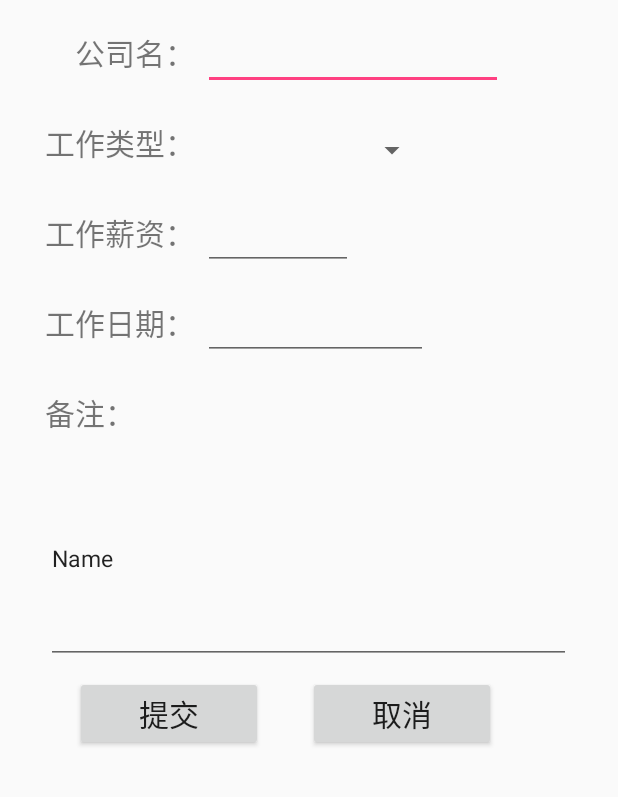
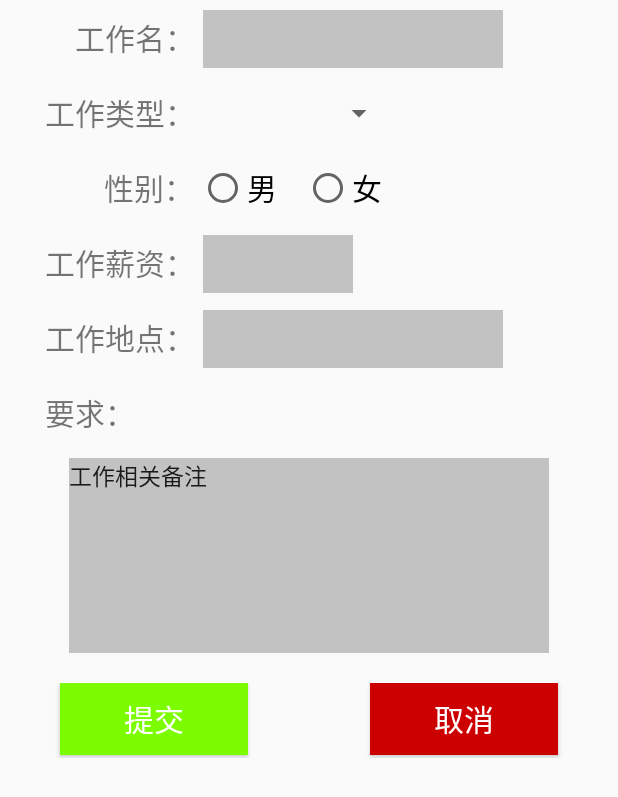
Before and after one commit to os-zzw/PartTime_Conmpany, an Android app: the layout activity_me_release.xml on its own in the app's theme, with its tools: preview values and no code run, on a phone screen of 412 x 824 dp. Shown: the top 797 px of the screen. Run offline under Robolectric (Android 15) with nearby library versions, the phone set to English and light mode, and no system bars.

Commit message:
修改布局

```diff
--- a/app/src/main/java/com/zzw/john/parttime_conmpany/service/Api.java
+++ b/app/src/main/java/com/zzw/john/parttime_conmpany/service/Api.java
@@ -30,4 +30,6 @@ public interface Api {
             @Query("nickname") String nickname,
             @Query("password") String password
     );
+
+    //发布兼职
 }
--- a/app/src/main/res/layout/activity_me_release.xml
+++ b/app/src/main/res/layout/activity_me_release.xml
@@ -5,30 +5,33 @@
     android:layout_height="match_parent">
     <LinearLayout
         android:layout_width="match_parent"
-        android:layout_marginTop="20dp"
+        android:layout_marginTop="5dp"
         android:layout_height="40dp"
         android:orientation="horizontal">
 
         <TextView
-            android:text="公司名："
+            android:text="工作名："
             android:layout_width="wrap_content"
             android:layout_height="match_parent"
             android:textSize="20dp"
             android:id="@+id/textView"
+            android:gravity="center"
             android:layout_marginLeft="50dp" />
         <EditText
             android:layout_width="200dp"
             android:layout_height="40dp"
             android:layout_marginLeft="5dp"
+            android:background="#C2C2C2"
             android:inputType="textPersonName"
             android:id="@+id/editText"
             />
     </LinearLayout>
+
     <LinearLayout
         android:layout_width="match_parent"
         android:layout_height="40dp"
         android:orientation="horizontal"
-        android:layout_marginTop="20dp">
+        android:layout_marginTop="10dp">
 
 
         <TextView
@@ -37,20 +40,70 @@
             android:layout_height="match_parent"
             android:textSize="20dp"
             android:layout_marginLeft="30dp"
+            android:gravity="center"
             android:id="@+id/textView2"
             />
 
         <Spinner
-            android:layout_width="150dp"
+            android:layout_width="128dp"
             android:layout_height="40dp"
-            android:id="@+id/spinner2"
+            android:id="@+id/spinner1"
+            android:textSize="20sp"
+            android:entries="@array/ctype"
             android:layout_marginLeft="5dp"
+
             />
     </LinearLayout>
     <LinearLayout
         android:layout_width="match_parent"
         android:layout_height="40dp"
-        android:layout_marginTop="20dp"
+        android:layout_marginTop="10dp"
+        >
+        <TextView
+            android:text="性别："
+            android:layout_width="wrap_content"
+            android:layout_height="match_parent"
+            android:textSize="20dp"
+            android:layout_marginLeft="69dp"
+            android:gravity="center"
+            android:id="@+id/textViewsex"
+            />
+        <RadioGroup
+            android:layout_width="150dp"
+            android:layout_height="match_parent"
+            android:orientation="horizontal"
+            android:gravity="center"
+            android:id="@+id/radioGroup"
+            >
+
+
+            <RadioButton
+                android:text="男"
+                android:layout_width="52dp"
+                android:layout_height="match_parent"
+                android:textSize="20dp"
+                android:id="@+id/radioButton4"
+
+                android:layout_marginRight="18dp"
+
+                />
+
+            <RadioButton
+                android:text="女"
+                android:textSize="20dp"
+                android:layout_width="73dp"
+                android:layout_height="match_parent"
+                android:id="@+id/radioButton6"
+
+                />
+
+        </RadioGroup>
+
+    </LinearLayout>
+    <LinearLayout
+        android:layout_width="match_parent"
+        android:layout_height="40dp"
+        android:layout_marginTop="10dp"
         android:orientation="horizontal"
         >
         <TextView
@@ -59,6 +112,7 @@
             android:textSize="20dp"
             android:text="工作薪资："
             android:layout_marginLeft="30dp"
+            android:gravity="center"
             android:id="@+id/textView3"
             />
 
@@ -67,63 +121,71 @@
             android:layout_height="40dp"
             android:inputType="textPersonName"
             android:layout_marginLeft="5dp"
+            android:background="#C2C2C2"
             android:id="@+id/editText2"
             />
     </LinearLayout>
     <LinearLayout
         android:layout_width="match_parent"
         android:layout_height="40dp"
-        android:layout_marginTop="20dp"
+        android:layout_marginTop="10dp"
         >
         <TextView
             android:layout_width="wrap_content"
             android:layout_height="match_parent"
             android:textSize="20dp"
-            android:text="工作日期："
+            android:text="工作地点："
             android:layout_marginLeft="30dp"
+            android:gravity="center"
             android:id="@+id/textView4"
             />
         <EditText
-            android:layout_width="150dp"
+            android:layout_width="200dp"
             android:layout_height="40dp"
             android:inputType="textPersonName"
             android:layout_marginLeft="5dp"
+            android:background="#C2C2C2"
             android:id="@+id/editText3"
             />
     </LinearLayout>
     <LinearLayout
         android:layout_width="match_parent"
         android:layout_height="40dp"
-        android:layout_marginTop="20dp"
+        android:layout_marginTop="10dp"
         >
         <TextView
             android:layout_width="wrap_content"
             android:layout_height="match_parent"
             android:textSize="20dp"
-            android:text="备注："
+            android:text="要求："
+            android:gravity="center"
             android:layout_marginLeft="30dp"
             android:id="@+id/textView5"
             />
     </LinearLayout>
     <RelativeLayout
         android:layout_width="match_parent"
-        android:layout_height="145dp">
+        android:layout_height="150dp"
+
+        >
 
         <EditText
-            android:layout_width="350dp"
-            android:layout_height="140dp"
+            android:layout_width="320dp"
+            android:layout_height="130dp"
             android:layout_centerVertical="true"
             android:layout_centerHorizontal="true"
+            android:gravity="top"
             android:inputType="textPersonName"
-            android:text="Name"
+            android:text="工作相关备注"
             android:textSize="15dp"
+            android:background="#C2C2C2"
             android:id="@+id/editText4"
             />
     </RelativeLayout>
-    <LinearLayout
+    <RelativeLayout
         android:layout_width="match_parent"
         android:layout_height="50dp"
-        android:layout_marginTop="5dp"
+        android:layout_marginTop="10dp"
         android:orientation="horizontal"
         >
 
@@ -133,7 +195,10 @@
             android:layout_width="125dp"
             android:layout_height="wrap_content"
             android:id="@+id/button"
-            android:layout_marginLeft="50dp"
+            android:background="#7CFC00"
+            android:textColor="#FFFFFF"
+            android:layout_marginLeft="40dp"
+            android:layout_alignParentLeft="true"
             />
 
         <Button
@@ -142,8 +207,12 @@
             android:layout_width="125dp"
             android:layout_height="wrap_content"
             android:id="@+id/button2"
+            android:background="#CD0000"
+            android:textColor="#FFFFFF"
+            android:layout_marginRight="40dp"
             android:layout_marginLeft="30dp"
+            android:layout_alignParentRight="true"
             />
 
-    </LinearLayout>
+    </RelativeLayout>
 </LinearLayout>
```
Also changed, not shown: app/src/main/java/com/zzw/john/parttime_conmpany/model/me/ReleaseActivity.java (+95 -0 lines).
